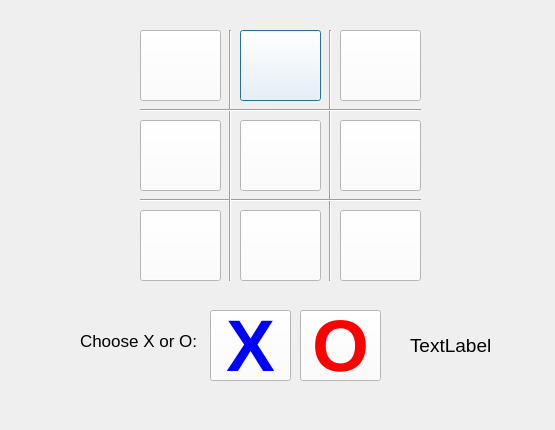
This is GamesApp/tic_tac_toe.ui in NoahMcKearney/Software-Team-Project as Qt 5 draws it before an edit. The edited form follows.
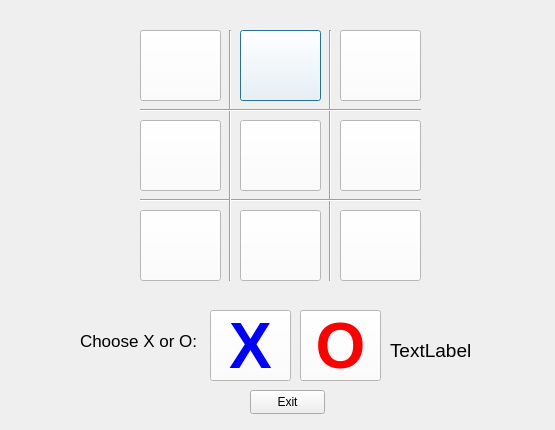
This is the edited form.

```diff
--- a/GamesApp/tic_tac_toe.ui
+++ b/GamesApp/tic_tac_toe.ui
@@ -85,7 +85,7 @@
    <property name="font">
     <font>
      <family>Tahoma</family>
-     <pointsize>55</pointsize>
+     <pointsize>48</pointsize>
      <weight>75</weight>
      <bold>true</bold>
     </font>
@@ -239,7 +239,7 @@
    <property name="font">
     <font>
      <family>Tahoma</family>
-     <pointsize>55</pointsize>
+     <pointsize>48</pointsize>
      <weight>75</weight>
      <bold>true</bold>
     </font>
@@ -416,10 +416,10 @@
   <widget class="QLabel" name="winningLabel">
    <property name="geometry">
     <rect>
-     <x>410</x>
-     <y>310</y>
-     <width>121</width>
-     <height>71</height>
+     <x>390</x>
+     <y>300</y>
+     <width>151</width>
+     <height>101</height>
     </rect>
    </property>
    <property name="font">
@@ -431,6 +431,19 @@
     <string>TextLabel</string>
    </property>
   </widget>
+  <widget class="QPushButton" name="exitButton">
+   <property name="geometry">
+    <rect>
+     <x>250</x>
+     <y>390</y>
+     <width>75</width>
+     <height>24</height>
+    </rect>
+   </property>
+   <property name="text">
+    <string>Exit</string>
+   </property>
+  </widget>
  </widget>
  <layoutdefault spacing="6" margin="11"/>
  <resources>
```
Left out of the diff: 96 changed lines with no effect on the pictures.
